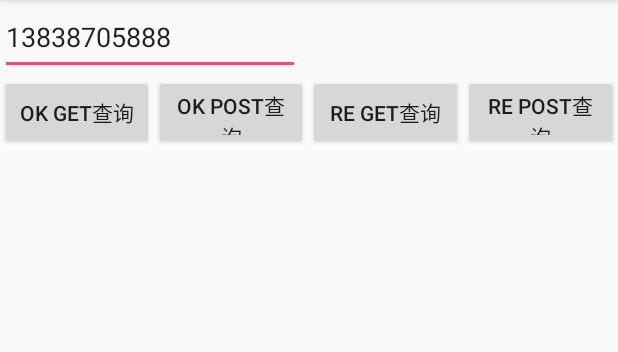
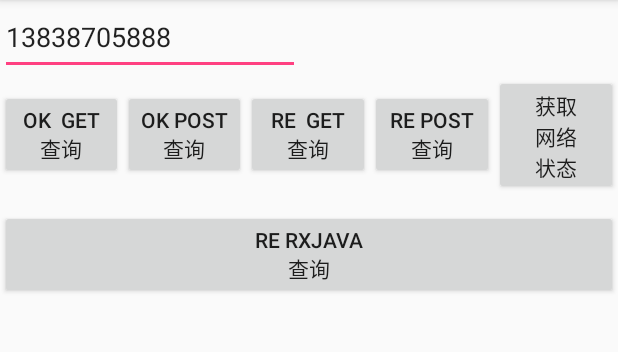
Before and after one commit to wapchief/android-CollectionDemo, an Android app: the OkhttpRetrofitActivity screen opened directly, with no data from a screen before it, on a phone screen of 412 x 824 dp, the part 84-436 px from its top. Run offline under Robolectric (Android 15) with nearby library versions, the phone set to English and light mode, and no system bars; our stand-ins replace ButterKnife; libraries missing offline, so code that uses them is left out: com.zhy.http.

```diff
--- a/app/src/main/java/wapchief/com/collectiondemo/bean/APi.java
+++ b/app/src/main/java/wapchief/com/collectiondemo/bean/APi.java
@@ -4,6 +4,7 @@ import okhttp3.ResponseBody;
 import retrofit2.Call;
 import retrofit2.Response;
 import retrofit2.http.GET;
+import retrofit2.http.POST;
 import retrofit2.http.Query;
 import wapchief.com.collectiondemo.bean.NewBeans;
 
@@ -12,9 +13,10 @@ import wapchief.com.collectiondemo.bean.NewBeans;
  * 描述：
  */
 public interface APi {
-//    @Headers({"6e1ce94fe231e817fb31daec3b3084d0","Content-Type:application/json"})
-    @GET("/mobile/get")
-    Call<NewBeans> getphone(@Query("phone") String phone);
+//    http://apis.juhe.cn/mobile/get?phone=13429667914&key=6e1ce94fe231e817fb31daec3b3084d0
+    @GET("mobile/get?phone=13429667914&key=6e1ce94fe231e817fb31daec3b3084d0")
+    Call<NewBeans> getPhone(@Query("phone") String phone);
 
-    Call<ResponseBody> listRepos(@Query("tel") String phone);
+    @POST("mobile/get?phone=13429667914&key=6e1ce94fe231e817fb31daec3b3084d0")
+    Call<NewBeans> postPhone(@Query("phone") String phone);
 }
--- a/app/src/main/res/layout/httptest.xml
+++ b/app/src/main/res/layout/httptest.xml
@@ -9,39 +9,63 @@
         android:layout_width="200dp"
         android:layout_height="50dp"
         android:text="13838705888" />
+
     <LinearLayout
         android:layout_width="match_parent"
-        android:layout_height="50dp"
-        android:orientation="horizontal"
-        android:gravity="center">
+        android:layout_height="80dp"
+        android:gravity="center"
+        android:orientation="horizontal">
 
-    <Button
-        android:id="@+id/bt_okGet"
-        android:layout_width="0dp"
-        android:layout_height="50dp"
-        android:layout_weight="1"
-        android:text="ok get查询" />
+        <Button
+            android:id="@+id/bt_okGet"
+            android:layout_width="0dp"
+            android:layout_height="wrap_content"
+            android:layout_weight="1"
+            android:text="ok  get\n查询" />
+
         <Button
             android:id="@+id/bt_okPost"
             android:layout_width="0dp"
-            android:layout_height="50dp"
+            android:layout_height="wrap_content"
             android:layout_weight="1"
             android:text="ok post查询" />
 
         <Button
             android:id="@+id/bt_reGet"
             android:layout_width="0dp"
-            android:layout_height="50dp"
+            android:layout_height="wrap_content"
             android:layout_weight="1"
-            android:text="re get查询" />
+            android:text="re  get\n查询" />
+
         <Button
             android:id="@+id/bt_rePost"
             android:layout_width="0dp"
-            android:layout_height="50dp"
+            android:layout_height="wrap_content"
             android:layout_weight="1"
             android:text="re Post查询" />
+
+        <Button
+            android:id="@+id/bt_network"
+            android:layout_width="0dp"
+            android:layout_height="wrap_content"
+            android:layout_weight="1"
+            android:text="获取\n网络\n状态" />
     </LinearLayout>
 
+    <LinearLayout
+        android:layout_width="match_parent"
+        android:layout_height="80dp"
+        android:orientation="horizontal"
+        android:gravity="center">
+
+        <Button
+            android:id="@+id/bt_RxJava"
+            android:layout_width="0dp"
+            android:layout_height="wrap_content"
+            android:layout_weight="1"
+            android:text="RE RxJava\n查询" />
+
+    </LinearLayout>
     <TextView
         android:id="@+id/tv"
         android:layout_width="match_parent"
--- a/app/src/main/res/layout/update_photo.xml
+++ b/app/src/main/res/layout/update_photo.xml
@@ -3,7 +3,6 @@
     xmlns:app="http://schemas.android.com/apk/res-auto"
     android:orientation="vertical"
     android:layout_width="match_parent"
-    android:background="#3F51B5"
     android:layout_height="match_parent">
 
     <LinearLayout
```
Also changed, not shown: app/src/main/java/wapchief/com/collectiondemo/activity/OkhttpRetrofitActivity.java (+110 -119 lines), app/src/main/java/wapchief/com/collectiondemo/activity/UpdatePhotoActivity.java (+8 -1 lines), app/src/main/java/wapchief/com/collectiondemo/utils/Url.java (added, +9 -0 lines).
